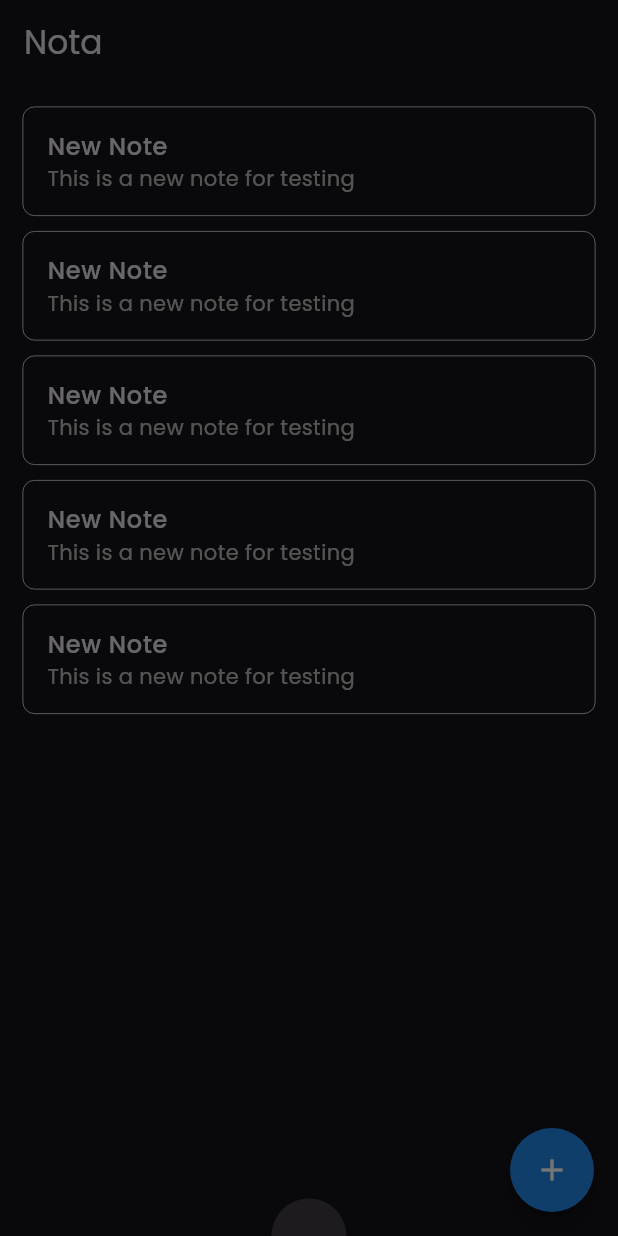
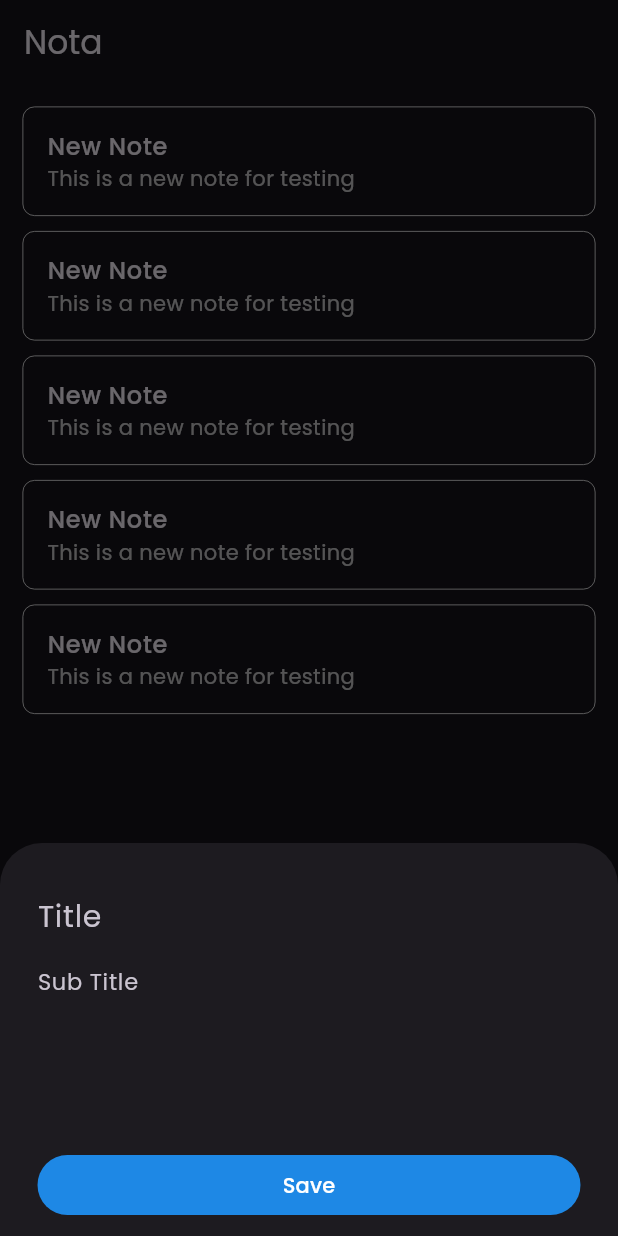
Before and after one commit to paula-a-pham/nota-app, a Flutter app: the screen it shows after launch, after a tap on the "add" icon, on a phone screen of 412 x 824 dp. Run offline on Flutter 3.47's test engine with Material 3 defaults, Android fonts, the phone set to English and light mode, and no system bars.

Commit message:
create custom form

```diff
--- a/lib/widgets/add_note_bottom_sheet.dart
+++ b/lib/widgets/add_note_bottom_sheet.dart
@@ -1,4 +1,5 @@
 import 'package:flutter/material.dart';
+import 'package:nota/widgets/custom_form.dart';
 
 class AddNoteBottomSheet extends StatelessWidget {
   const AddNoteBottomSheet({super.key});
@@ -11,9 +12,8 @@ class AddNoteBottomSheet extends StatelessWidget {
           left: 25.0,
           top: 25.0,
           bottom: MediaQuery.of(context).viewInsets.bottom),
-      child: const Column(
-        mainAxisSize: MainAxisSize.min,
-        children: <Widget>[],
+      child: CustomForm(
+        onPressed: (data) {},
       ),
     );
   }
--- /dev/null
+++ b/lib/widgets/custom_form.dart
@@ -0,0 +1,61 @@
+import 'package:flutter/material.dart';
+import 'package:nota/widgets/custom_filled_button.dart';
+import 'package:nota/widgets/custom_text_form_field.dart';
+
+class CustomForm extends StatefulWidget {
+  const CustomForm({
+    super.key,
+    required this.onPressed,
+  });
+
+  final Function(dynamic data) onPressed;
+
+  @override
+  State<CustomForm> createState() => _CustomFormState();
+}
+
+class _CustomFormState extends State<CustomForm> {
+  final GlobalKey<FormState> formKey = GlobalKey();
+
+  final TextEditingController titleController = TextEditingController();
+
+  final TextEditingController subTitleController = TextEditingController();
+
+  @override
+  Widget build(BuildContext context) {
+    return Form(
+      key: formKey,
+      child: Column(
+        mainAxisSize: MainAxisSize.min,
+        children: <Widget>[
+          CustomTextFormField(
+            textEditingController: titleController,
+            maxLines: 1,
+            fontSize: 20,
+            hintText: 'Title',
+          ),
+          CustomTextFormField(
+            textEditingController: subTitleController,
+            maxLines: 5,
+            fontSize: 15,
+            hintText: 'Sub Title',
+          ),
+          Row(
+            children: <Widget>[
+              Expanded(
+                child: CustomFilledButton(
+                    onPressed: () {
+                      widget.onPressed('');
+                    },
+                    title: 'Save'),
+              ),
+            ],
+          ),
+          const SizedBox(
+            height: 10,
+          ),
+        ],
+      ),
+    );
+  }
+}
```
